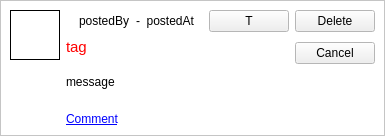
Old version of the form ui/PostItem.ui in the repository dmzdev/stance.
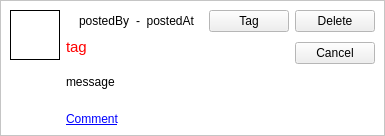
New version of the form.

Diff of the .ui file:
```diff
--- a/ui/PostItem.ui
+++ b/ui/PostItem.ui
@@ -278,7 +278,7 @@
       <item row="1" column="2">
        <widget class="QPushButton" name="tagButton">
         <property name="text">
-         <string>T</string>
+         <string>Tag</string>
         </property>
        </widget>
       </item>
```
